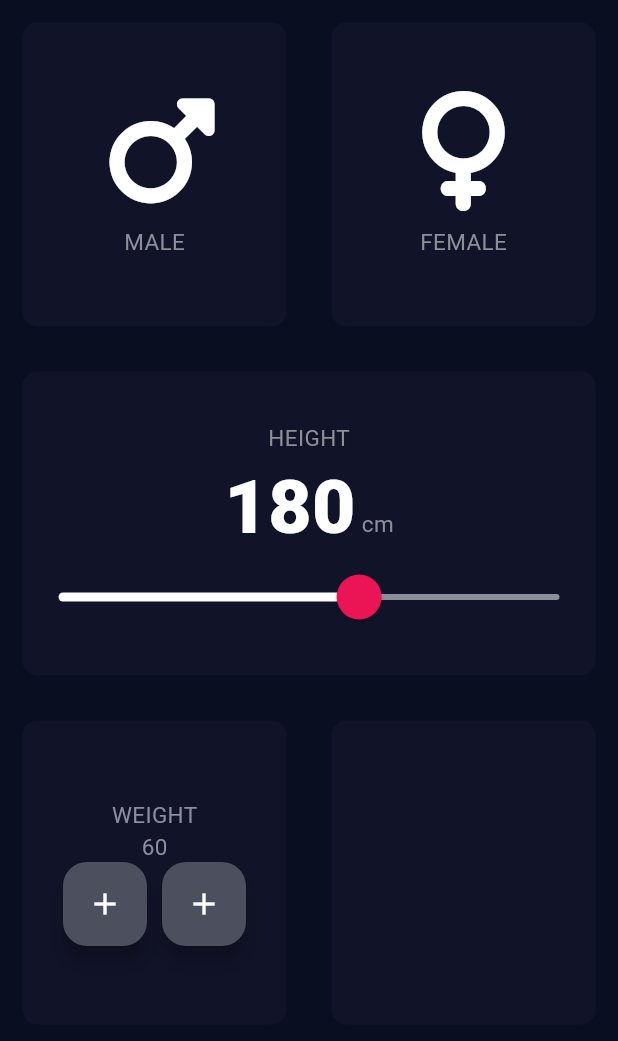
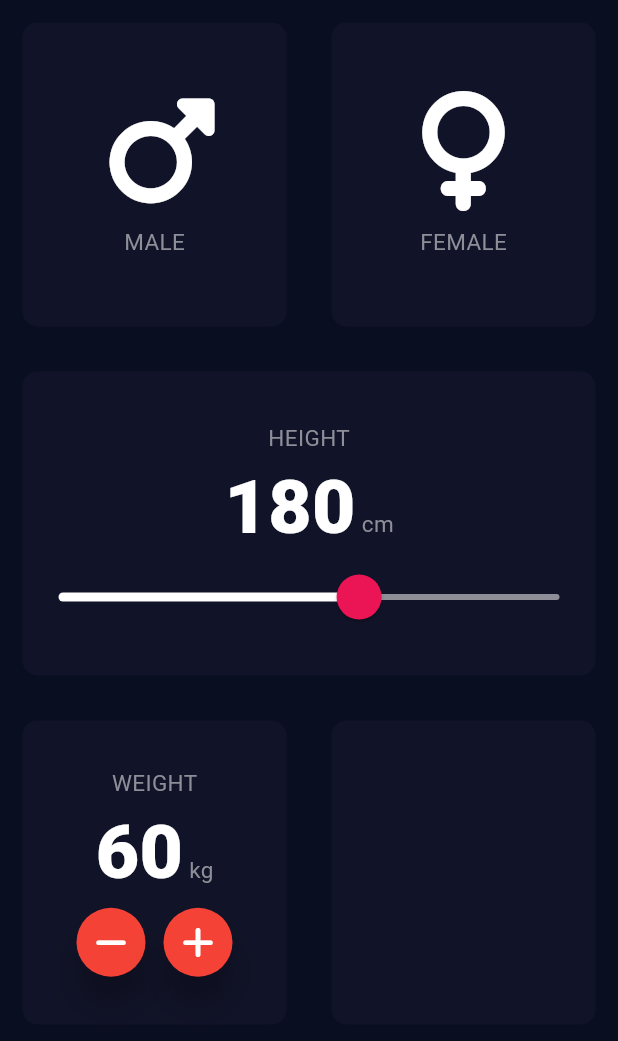
Before and after one commit to Yutarop/bmi_calc_app, a Flutter app: the screen it shows after launch, on a phone screen of 412 x 824 dp, the part 84-1125 px from its top. Run offline on Flutter 3.47's test engine with Material 3 defaults, Android fonts, the phone set to English and light mode, and no system bars; our stand-ins replace font_awesome_flutter.

Commit message:
create a custom icon button

```diff
--- a/lib/input_page.dart
+++ b/lib/input_page.dart
@@ -119,39 +119,42 @@ class _InputPageState extends State<InputPage> {
                             'WEIGHT',
                           style: kLabelTextStyle,
                         ),
-                        Text(
-                          weight.toString(),
-                          style: kLabelTextStyle,
+                        Row(
+                          crossAxisAlignment: CrossAxisAlignment.baseline,
+                          textBaseline: TextBaseline.alphabetic,
+                          mainAxisAlignment: MainAxisAlignment.center,
+                          children: [
+                            Text(
+                              weight.toString(),
+                              style: kLabelTextStyleMiddle,
+                            ),
+                            Text(
+                              ' kg',
+                              style: kLabelTextStyle,
+                            )
+                          ],
                         ),
                         Row(
                           mainAxisAlignment: MainAxisAlignment.center,
                           children: [
-                            FloatingActionButton(
-                              backgroundColor: Color(0xFF4C4F5E),
-                              onPressed: () {
+                            RoundIconButton(
+                              icon: FontAwesomeIcons.minus,
+                              pressedButton: () {
                                 setState(() {
-                                  weight++;
+                                  weight--;
                                 });
-                              },
-                              child: Icon(
-                                Icons.add,
-                                color: Colors.white,
+                              }
                               ),
-                            ),
                             SizedBox(
                               width: 10,
                             ),
-                            FloatingActionButton(
-                              backgroundColor: Color(0xFF4C4F5E),
-                              onPressed: () {
-                                setState(() {
-                                  weight--;
-                                });
-                              },
-                              child: Icon(
-                                Icons.add,
-                                color: Colors.white,
-                              ),
+                            RoundIconButton(
+                              icon: FontAwesomeIcons.plus,
+                                pressedButton: () {
+                                  setState(() {
+                                    weight++;
+                                  });
+                                }
                             ),
                           ],
                         )
@@ -180,10 +183,20 @@ class _InputPageState extends State<InputPage> {
 }
 
 class RoundIconButton extends StatelessWidget {
-  const RoundIconButton({super.key});
+  RoundIconButton({required this.icon, this.pressedButton});
+
+  final IconData icon;
+  final void Function()? pressedButton;
 
   @override
   Widget build(BuildContext context) {
-    return const Placeholder();
+    return RawMaterialButton(
+      child: Icon(icon),
+      onPressed: pressedButton,
+      elevation: 10.0,
+      constraints: BoxConstraints(minWidth: 46.0, minHeight: 46.0),
+      shape: CircleBorder(),
+      fillColor: Colors.red,
+    );
   }
 }
```
